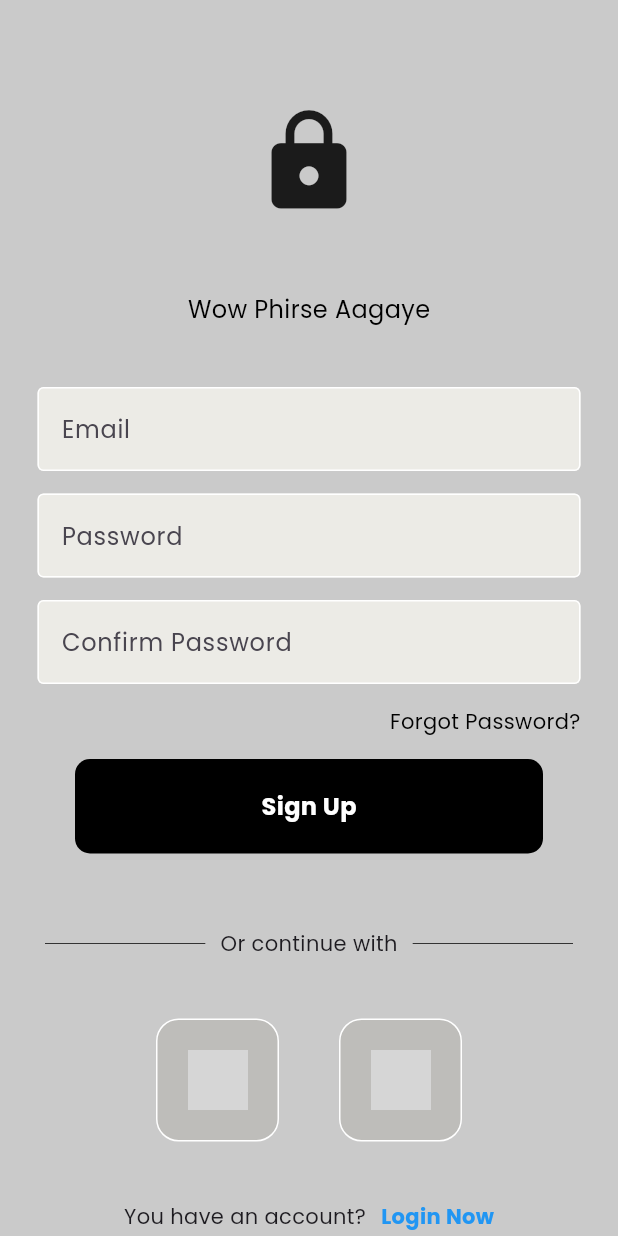
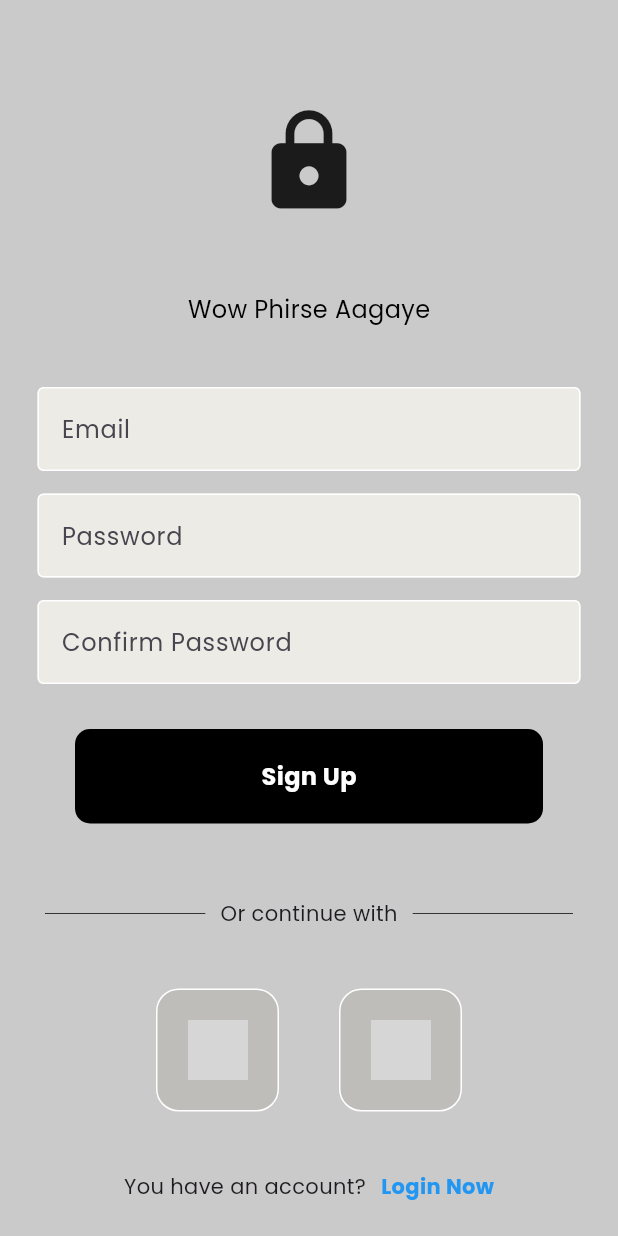
Before and after one commit to whyageek/myapp1, a Flutter app: the RegisterPage screen opened directly with empty values, on a phone screen of 412 x 824 dp. Run offline on Flutter 3.47's test engine with Material 3 defaults, Android fonts, the phone set to English and light mode, and no system bars; our stand-ins replace cloud_firestore, firebase_auth, firebase_core, fl_chart; accounts and stored records are empty; grey boxes are pictures that could not be loaded.

Commit message:
Changes to be committed: 	modified:   lib/screens/register_page.dart 	modified:   pubspec.yaml

```diff
--- a/lib/screens/register_page.dart
+++ b/lib/screens/register_page.dart
@@ -143,22 +143,7 @@ class _RegisterPageState extends State<RegisterPage> {
                   obscureText: true,
                 ),
 
-                const SizedBox(height: 15,),
-
-                //forgot Password?
-                const Padding(
-                  padding: EdgeInsets.symmetric(horizontal: 25,),
-                  child: Row(
-                    mainAxisAlignment: MainAxisAlignment.end,
-                    children: [
-                      Text("Forgot Password?",
-                      style: TextStyle(color: Color.fromARGB(255, 0, 0, 0))
-                  ),
-                    ],
-                  ),
-                  ),
-
-                const SizedBox(height: 15,),
+                const SizedBox(height: 30,),
 
                 //sign in Button
                 GestureDetector(
--- a/pubspec.yaml
+++ b/pubspec.yaml
@@ -39,7 +39,7 @@ dependencies:
   cupertino_icons: ^1.0.6
   firebase_core: ^3.1.0
   firebase_auth: ^5.1.0
-  google_sign_in: ^5.2.1
+  google_sign_in: ^6.2.1
   flutter_svg: ^2.0.10+1
   fl_chart: ^0.68.0
   intl: ^0.19.0
```
Also changed, not shown: pubspec.lock, 1 other file.
